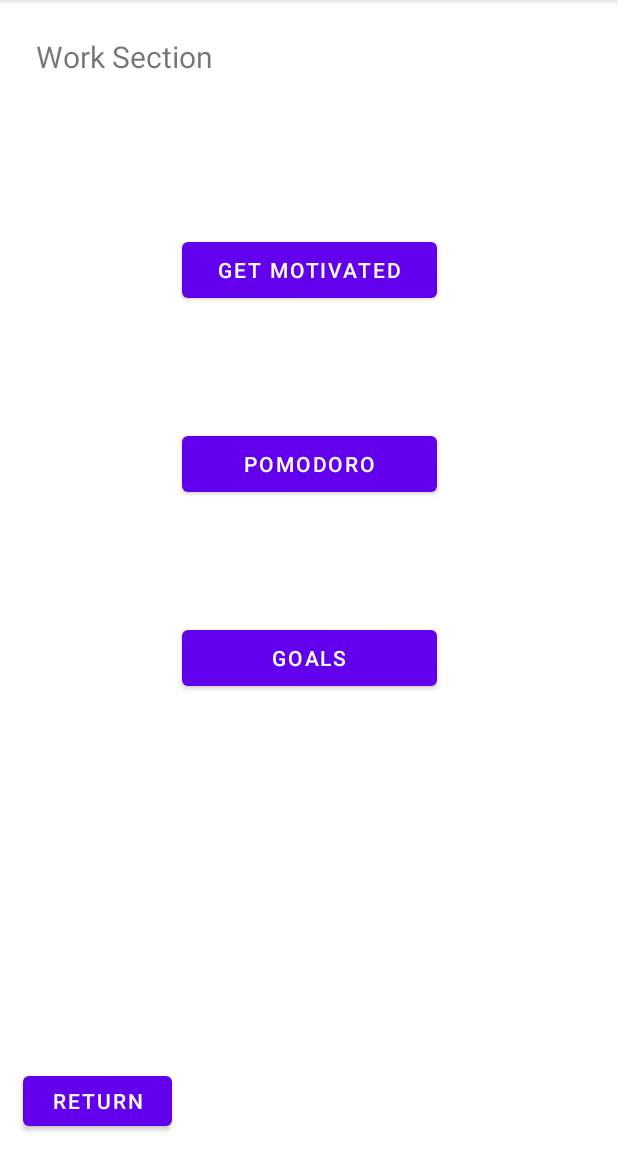
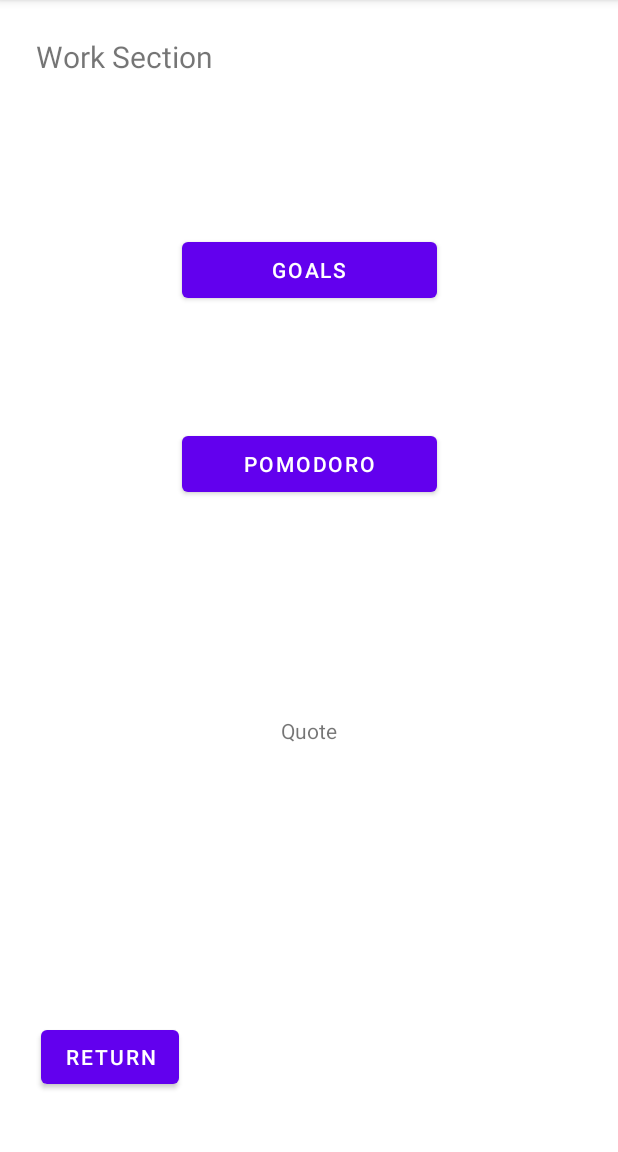
Before and after one commit to meltherebelle/LifeApp, an Android app: the Work screen opened directly, with no data from a screen before it, on a phone screen of 412 x 824 dp, the part 84-1236 px from its top. Run offline under Robolectric (Android 15) with nearby library versions, the phone set to English and light mode, and no system bars.

Commit message:
Part Work : ReturnBtn2

```diff
--- a/app/src/main/java/com/example/lifeapp/Work.java
+++ b/app/src/main/java/com/example/lifeapp/Work.java
@@ -1,14 +1,34 @@
 package com.example.lifeapp;
 
 import androidx.appcompat.app.AppCompatActivity;
+import android.view.View;
+import android.widget.Button;
+import android.content.Intent;
 
 import android.os.Bundle;
 
 public class Work extends AppCompatActivity {
 
+    Button ReturnBtn2;
+
     @Override
     protected void onCreate(Bundle savedInstanceState) {
         super.onCreate(savedInstanceState);
         setContentView(R.layout.activity_work);
+
+        //retourner sur l'acceuil au clic du bouton Return
+        ReturnBtn2 = (Button) findViewById(R.id.ReturnBtn2);
+        ReturnBtn2.setOnClickListener(new View.OnClickListener() {
+            @Override
+            public void onClick(View view) {
+                openAcceuil();
+            }
+        });
     }
+
+    public void openAcceuil() {
+        Intent intent = new Intent(this, Acceuil.class);
+        startActivity(intent);
+    }
+
 }
--- a/app/src/main/res/layout/activity_work.xml
+++ b/app/src/main/res/layout/activity_work.xml
@@ -5,16 +5,6 @@
     android:layout_width="match_parent"
     android:layout_height="match_parent"
     tools:context=".Work">
-
-    <Button
-        android:id="@+id/button5"
-        android:layout_width="99dp"
-        android:layout_height="45dp"
-        android:layout_marginStart="15dp"
-        android:layout_marginBottom="11dp"
-        android:text="return"
-        app:layout_constraintBottom_toBottomOf="parent"
-        app:layout_constraintStart_toStartOf="parent" />
 
     <TextView
         android:id="@+id/textView2"
@@ -28,7 +18,7 @@
         app:layout_constraintTop_toTopOf="parent" />
 
     <Button
-        android:id="@+id/button8"
+        android:id="@+id/PomodoroBtn"
         android:layout_width="170dp"
         android:layout_height="49dp"
         android:layout_marginStart="120dp"
@@ -37,30 +27,47 @@
         android:text="Pomodoro"
         app:layout_constraintEnd_toEndOf="parent"
         app:layout_constraintStart_toStartOf="parent"
-        app:layout_constraintTop_toBottomOf="@+id/button10" />
+        app:layout_constraintTop_toBottomOf="@+id/GoalsBtn" />
 
     <Button
-        android:id="@+id/button10"
+        android:id="@+id/GoalsBtn"
         android:layout_width="170dp"
         android:layout_height="49dp"
         android:layout_marginStart="120dp"
         android:layout_marginTop="100dp"
         android:layout_marginEnd="120dp"
-        android:text="Get motivated"
+        android:text="Goals"
         app:layout_constraintEnd_toEndOf="parent"
         app:layout_constraintStart_toStartOf="parent"
         app:layout_constraintTop_toBottomOf="@+id/textView2" />
 
-    <Button
-        android:id="@+id/button9"
-        android:layout_width="170dp"
-        android:layout_height="49dp"
-        android:layout_marginStart="120dp"
-        android:layout_marginTop="80dp"
-        android:layout_marginEnd="120dp"
-        android:text="Goals"
+    <TextView
+        android:id="@+id/QuoteTxt"
+        android:layout_width="wrap_content"
+        android:layout_height="wrap_content"
+        android:layout_marginStart="187dp"
+        android:layout_marginTop="125dp"
+        android:layout_marginEnd="187dp"
+        android:layout_marginBottom="254dp"
+        android:text="Quote"
+        app:autoSizeTextType="none"
+        app:layout_constraintBottom_toBottomOf="parent"
         app:layout_constraintEnd_toEndOf="parent"
         app:layout_constraintStart_toStartOf="parent"
-        app:layout_constraintTop_toBottomOf="@+id/button8" />
+        app:layout_constraintTop_toBottomOf="@+id/PomodoroBtn" />
+
+    <Button
+        android:id="@+id/ReturnBtn2"
+        android:layout_width="wrap_content"
+        android:layout_height="wrap_content"
+        android:layout_marginStart="26dp"
+        android:layout_marginTop="607dp"
+        android:layout_marginEnd="292dp"
+        android:layout_marginBottom="21dp"
+        android:text="Return"
+        app:layout_constraintBottom_toBottomOf="parent"
+        app:layout_constraintEnd_toEndOf="parent"
+        app:layout_constraintStart_toStartOf="parent"
+        app:layout_constraintTop_toBottomOf="@+id/textView2" />
 
 </androidx.constraintlayout.widget.ConstraintLayout>
```
